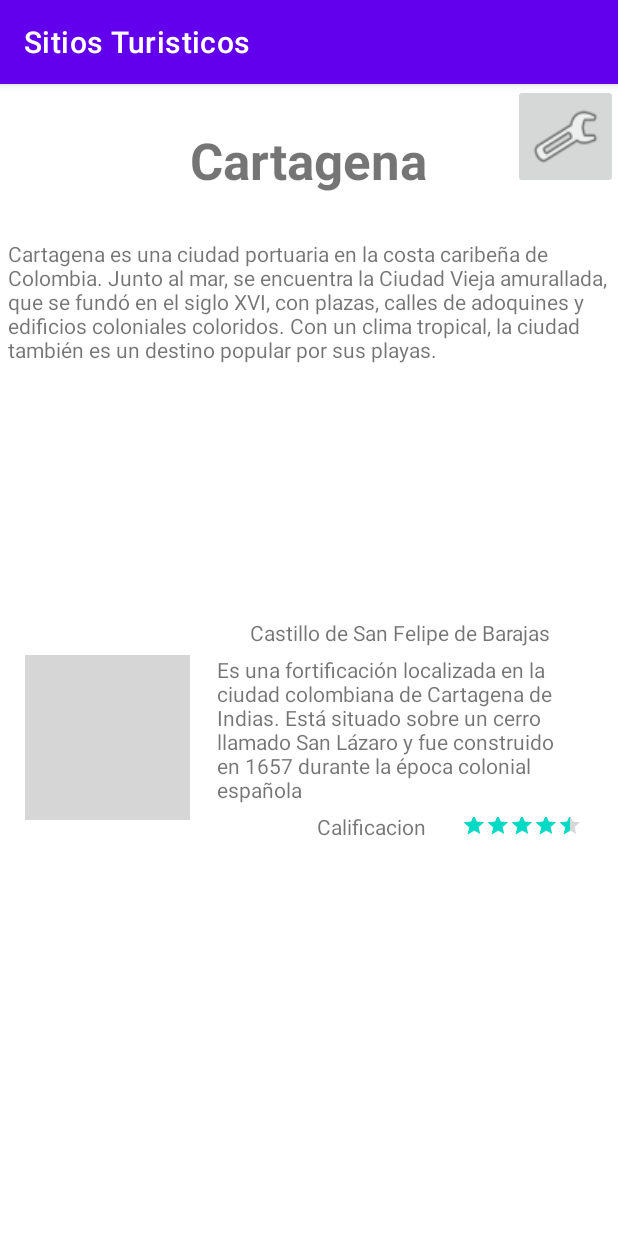
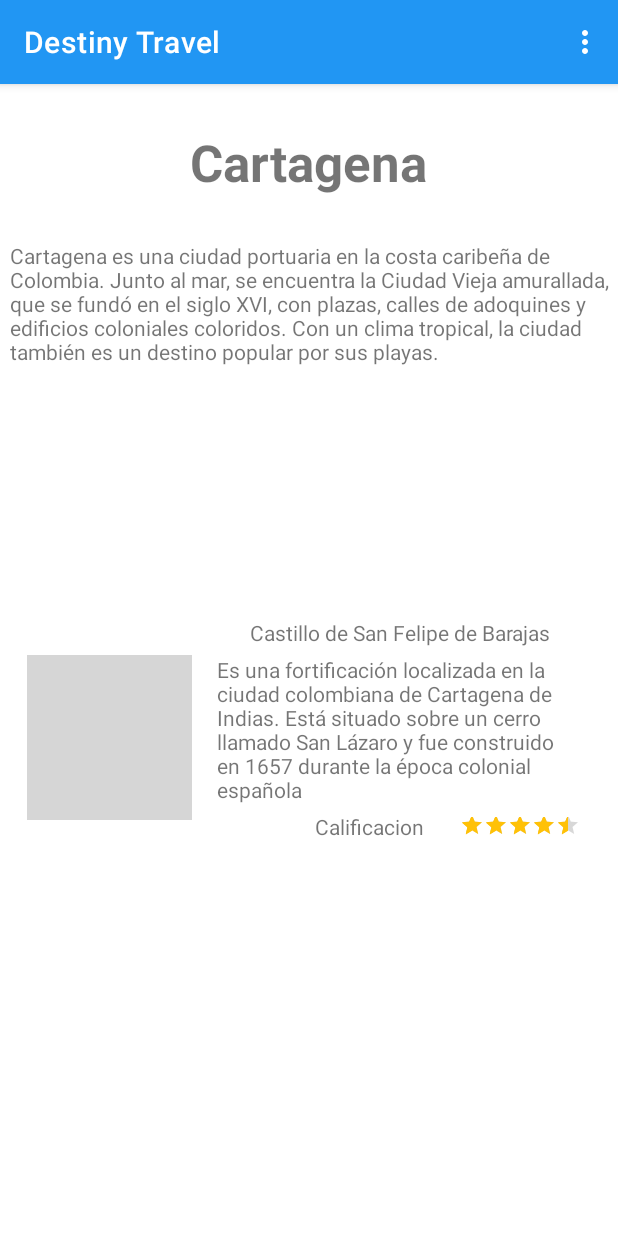
Before and after one commit to JuanEsteban05/SitiosTuristicos, an Android app: the screen it shows after launch (MainActivity), on a phone screen of 412 x 824 dp. Run offline under Robolectric (Android 15) with nearby library versions, the phone set to English and light mode, and no system bars; our stand-ins replace Picasso; grey boxes are pictures that could not be loaded.

Commit message:
cambios a fragmentos

```diff
--- /dev/null
+++ b/app/src/main/java/com/example/sitiosturisticos/ListFragment.kt
@@ -0,0 +1,62 @@
+package com.example.sitiosturisticos
+
+import android.os.Bundle
+import androidx.fragment.app.Fragment
+import android.view.LayoutInflater
+import android.view.View
+import android.view.ViewGroup
+import androidx.navigation.fragment.findNavController
+import androidx.recyclerview.widget.LinearLayoutManager
+import com.example.sitiosturisticos.databinding.FragmentListBinding
+import com.example.sitiosturisticos.model.Poi
+import com.example.sitiosturisticos.model.PoiItem
+import com.google.gson.Gson
+
+class ListFragment : Fragment() {
+
+    private lateinit var listBinding: FragmentListBinding
+    private lateinit var  lugares : ArrayList<PoiItem>
+    private lateinit var listaPoi: Lista_poi
+
+
+    override fun onCreateView(
+        inflater: LayoutInflater, container: ViewGroup?,
+        savedInstanceState: Bundle?
+    ): View {
+       listBinding = FragmentListBinding.inflate(inflater, container, false)
+        return listBinding.root
+    }
+
+    override fun onViewCreated(view: View, savedInstanceState: Bundle?) {
+        super.onViewCreated(view, savedInstanceState)
+        (activity as MainActivity?)?.hideIcon()
+
+        lugares = loadMockLugaresFromJson()
+
+        listaPoi = Lista_poi(lugares, onItemClicked = {onPoiClicked(it)})
+
+        listBinding.lugaresRecycleView.apply {
+            layoutManager = LinearLayoutManager(context)
+            adapter=listaPoi
+            setHasFixedSize(false)
+        }
+        //recyclerView.adapter = adapter
+    }
+
+    private fun onPoiClicked(poi: PoiItem) {
+        findNavController().navigate(ListFragmentDirections.actionListFragmentToDetailFragment(poi))
+    }
+
+    private fun loadMockLugaresFromJson(): ArrayList<PoiItem> {
+
+        var lugaresString: String = context?.assets?.open("sitiosTuristicos.json")?.bufferedReader().use{it!!.readText()}
+        //lamda
+        val gson = Gson()
+        val lugar= gson.fromJson(lugaresString, Poi::class.java)
+
+        return lugar
+
+    }
+
+
+}
--- a/app/src/main/java/com/example/sitiosturisticos/Lista_poi.kt
+++ b/app/src/main/java/com/example/sitiosturisticos/Lista_poi.kt
@@ -1,18 +1,18 @@
 package com.example.sitiosturisticos
 
-import android.content.Intent
 import android.view.LayoutInflater
 import android.view.View
 import android.view.ViewGroup
 import android.widget.ImageView
 import android.widget.TextView
 import android.widget.RatingBar
-import android.os.Bundle
 import androidx.recyclerview.widget.RecyclerView
 import com.example.sitiosturisticos.model.PoiItem
 import com.squareup.picasso.Picasso
 
-class Lista_poi ( private  val poiList :ArrayList<PoiItem>)
+class Lista_poi (private  val poiList :ArrayList<PoiItem>,
+                 private val onItemClicked:(PoiItem)->Unit
+)
     : RecyclerView.Adapter<Lista_poi.ViewHolder> (){
 
     override fun onCreateViewHolder(parent: ViewGroup, viewType: Int): ViewHolder {
@@ -22,6 +22,7 @@ class Lista_poi ( private  val poiList :ArrayList<PoiItem>)
 
     override fun onBindViewHolder(holder: ViewHolder, position: Int) {
         val lugar=poiList[position]
+        holder.itemView.setOnClickListener{onItemClicked(poiList[position])}
         holder.bind(lugar)
     }
 
@@ -41,7 +42,7 @@ class Lista_poi ( private  val poiList :ArrayList<PoiItem>)
             Picasso.get().load(lugar.imagen).into(pictureView)
 
 
-
+/*
             itemView.setOnClickListener{
                 val intent = Intent(itemView.context, DatosPoi::class.java)
                 val bundle = Bundle()
@@ -50,7 +51,8 @@ class Lista_poi ( private  val poiList :ArrayList<PoiItem>)
 
                 intent.putExtras(bundle)
                 itemView.context.startActivity(intent)
-            }
+            }*/
         }
+
     }
 }
--- a/app/src/main/java/com/example/sitiosturisticos/MainActivity.kt
+++ b/app/src/main/java/com/example/sitiosturisticos/MainActivity.kt
@@ -1,78 +1,55 @@
 package com.example.sitiosturisticos
 
-import android.content.Intent
 import androidx.appcompat.app.AppCompatActivity
 import android.os.Bundle
 import android.view.Menu
 import android.view.MenuInflater
 import android.view.MenuItem
-import android.widget.ImageButton
+import androidx.appcompat.app.ActionBar
 import androidx.fragment.app.FragmentManager
 import androidx.fragment.app.FragmentTransaction
-import androidx.recyclerview.widget.LinearLayoutManager
-import androidx.recyclerview.widget.RecyclerView
-import com.example.sitiosturisticos.model.Poi
-import com.example.sitiosturisticos.model.PoiItem
-import com.google.gson.Gson
 
-private lateinit var  lugares : ArrayList<PoiItem>
 
 class MainActivity : AppCompatActivity() {
     override fun onCreate(savedInstanceState: Bundle?) {
         super.onCreate(savedInstanceState)
         setContentView(R.layout.activity_main)
+    }
 
 
 
-        val buttonConfig = findViewById<ImageButton>(R.id.imageButtonConfig)
-        buttonConfig.setOnClickListener{
-            intent = Intent(this, Notificaciones::class.java)
-            startActivity(intent)
-        }
-        val recyclerView = findViewById<RecyclerView>(R.id.lugares_recycle_view)
-
-        recyclerView.layoutManager = LinearLayoutManager(this)
-
-
-
-        lugares = loadMockLugaresFromJson()
-
-        val adapter = Lista_poi(lugares)
-        recyclerView.adapter = adapter
-
-
-
-    }
-
-    private fun loadMockLugaresFromJson(): ArrayList<PoiItem> {
-        var lugaresString: String = applicationContext.assets.open("sitiosTuristicos.json").bufferedReader().use{it.readText()}
-        val gson = Gson()
-        val lugar= gson.fromJson(lugaresString, Poi::class.java)
-
-        return lugar
-
-
-
-    }
-/*
     override fun onCreateOptionsMenu(menu: Menu?): Boolean {
-        val inflater: MenuInflater= menuInflater
+        val inflater: MenuInflater = menuInflater
         inflater.inflate(R.menu.menu_overflow,menu)
         return true
     }
     override fun onOptionsItemSelected(item: MenuItem): Boolean {
 
         val fm : FragmentManager = supportFragmentManager
-        val ft : FragmentTransaction=fm.beginTransaction()
+        val ft : FragmentTransaction =fm.beginTransaction()
 
         return when (item.itemId){
             R.id.menu_preferencias -> {
                 val fragmentSettings = SettingsFragment()
                 ft.replace(R.id.fragmentContainerView,fragmentSettings).commit()
+                ft.addToBackStack(null)
                 true
-            }else -> return true
+            }
+            android.R.id.home->{
+                onBackPressed()
+                true
+            }
+            else -> return true
         }
-    }*/
+    }
+    fun showIcon(){
+        val actionBar: ActionBar? = supportActionBar
+        actionBar?.setDisplayHomeAsUpEnabled(true)
+    }
+    fun hideIcon(){
+        val actionBar: ActionBar?=supportActionBar
+        actionBar?.setDisplayHomeAsUpEnabled(false)
+    }
 
 
 }
--- a/app/src/main/java/com/example/sitiosturisticos/model/PoiItem.kt
+++ b/app/src/main/java/com/example/sitiosturisticos/model/PoiItem.kt
@@ -22,4 +22,5 @@ data class PoiItem(
     @SerializedName("ubicacion")
     val ubicacion: String
 ):Serializable{
+
 }
--- a/app/src/main/res/layout/activity_main.xml
+++ b/app/src/main/res/layout/activity_main.xml
@@ -6,61 +6,19 @@
     android:layout_height="match_parent"
     tools:context=".MainActivity">
 
-    <TextView
-        android:id="@+id/idTitulo"
-        android:layout_width="wrap_content"
-        android:layout_height="wrap_content"
-        android:layout_marginTop="28dp"
-        android:text="Cartagena"
-        android:textSize="34sp"
-        android:textStyle="bold"
-        app:layout_constraintEnd_toEndOf="parent"
-        app:layout_constraintStart_toStartOf="parent"
-        app:layout_constraintTop_toTopOf="parent" />
-
-    <TextView
-        android:id="@+id/textView37"
-        android:layout_width="wrap_content"
-        android:layout_height="wrap_content"
-        android:layout_marginLeft="10dp"
-        android:layout_marginTop="30dp"
-        android:text="@string/descripcion_ciudad"
-        app:layout_constraintEnd_toEndOf="parent"
-        app:layout_constraintStart_toStartOf="parent"
-        app:layout_constraintTop_toBottomOf="@+id/idTitulo" />
-
-    <ScrollView
-        android:layout_width="match_parent"
-        android:layout_height="wrap_content"
+    <androidx.fragment.app.FragmentContainerView
+        android:id="@+id/fragmentContainerView"
+        android:name="androidx.navigation.fragment.NavHostFragment"
+        android:layout_width="0dp"
+        android:layout_height="0dp"
+        android:layout_marginStart="1dp"
+        android:layout_marginTop="1dp"
+        android:layout_marginEnd="1dp"
+        android:layout_marginBottom="1dp"
+        app:defaultNavHost="true"
         app:layout_constraintBottom_toBottomOf="parent"
         app:layout_constraintEnd_toEndOf="parent"
         app:layout_constraintStart_toStartOf="parent"
-        app:layout_constraintTop_toBottomOf="@+id/textView37">
-
-        <LinearLayout
-            android:layout_width="match_parent"
-            android:layout_height="wrap_content"
-            android:orientation="vertical">
-
-            <androidx.recyclerview.widget.RecyclerView
-                android:id="@+id/lugares_recycle_view"
-                android:layout_width="match_parent"
-                android:layout_height="277dp"
-                tools:listitem="@layout/activity_sitio_turistico" />
-        </LinearLayout>
-    </ScrollView>
-
-    <ImageButton
-        android:id="@+id/imageButtonConfig"
-        android:layout_width="70dp"
-        android:layout_height="70dp"
-        android:scaleType="fitXY"
-        app:layout_constraintEnd_toEndOf="parent"
         app:layout_constraintTop_toTopOf="parent"
-        app:srcCompat="@android:drawable/ic_menu_manage"
-        tools:ignore="SpeakableTextPresentCheck" />
-
-
-
-
+        app:navGraph="@navigation/mobile_navigation" />
 </androidx.constraintlayout.widget.ConstraintLayout>
--- /dev/null
+++ b/app/src/main/res/layout/fragment_list.xml
@@ -0,0 +1,54 @@
+<?xml version="1.0" encoding="utf-8"?>
+<androidx.constraintlayout.widget.ConstraintLayout xmlns:android="http://schemas.android.com/apk/res/android"
+    xmlns:app="http://schemas.android.com/apk/res-auto"
+    xmlns:tools="http://schemas.android.com/tools"
+    android:layout_width="match_parent"
+    android:layout_height="match_parent"
+    tools:context=".ListFragment">
+
+    <TextView
+        android:id="@+id/idTitulo"
+        android:layout_width="wrap_content"
+        android:layout_height="wrap_content"
+        android:layout_marginTop="28dp"
+        android:text="Cartagena"
+        android:textSize="34sp"
+        android:textStyle="bold"
+        app:layout_constraintEnd_toEndOf="parent"
+        app:layout_constraintStart_toStartOf="parent"
+        app:layout_constraintTop_toTopOf="parent" />
+
+    <TextView
+        android:id="@+id/textView37"
+        android:layout_width="wrap_content"
+        android:layout_height="wrap_content"
+        android:layout_marginLeft="10dp"
+        android:layout_marginTop="30dp"
+        android:text="@string/descripcion_ciudad"
+        app:layout_constraintEnd_toEndOf="parent"
+        app:layout_constraintStart_toStartOf="parent"
+        app:layout_constraintTop_toBottomOf="@+id/idTitulo" />
+
+    <ScrollView
+        android:layout_width="match_parent"
+        android:layout_height="wrap_content"
+        app:layout_constraintBottom_toBottomOf="parent"
+        app:layout_constraintEnd_toEndOf="parent"
+        app:layout_constraintStart_toStartOf="parent"
+        app:layout_constraintTop_toBottomOf="@+id/textView37">
+
+        <LinearLayout
+            android:layout_width="match_parent"
+            android:layout_height="wrap_content"
+            android:orientation="vertical">
+
+            <androidx.recyclerview.widget.RecyclerView
+                android:id="@+id/lugares_recycle_view"
+                android:layout_width="match_parent"
+                android:layout_height="277dp"
+                tools:listitem="@layout/activity_sitio_turistico" />
+        </LinearLayout>
+    </ScrollView>
+
+
+</androidx.constraintlayout.widget.ConstraintLayout>
--- /dev/null
+++ b/app/src/main/res/navigation/mobile_navigation.xml
@@ -0,0 +1,36 @@
+<?xml version="1.0" encoding="utf-8"?>
+<navigation xmlns:android="http://schemas.android.com/apk/res/android"
+    xmlns:app="http://schemas.android.com/apk/res-auto"
+    xmlns:tools="http://schemas.android.com/tools"
+    android:id="@+id/mobile_navigation"
+    app:startDestination="@id/listFragment">
+
+    <fragment
+        android:id="@+id/listFragment"
+        android:name="com.example.sitiosturisticos.ListFragment"
+        android:label="fragment_list"
+        tools:layout="@layout/fragment_list" >
+        <action
+            android:id="@+id/action_listFragment_to_settingsFragment"
+            app:destination="@id/settingsFragment" />
+        <action
+            android:id="@+id/action_listFragment_to_detailFragment"
+            app:destination="@id/detailFragment" />
+    </fragment>
+    <fragment
+        android:id="@+id/settingsFragment"
+        android:name="com.example.sitiosturisticos.SettingsFragment"
+        android:label="SettingsFragment" />
+    <fragment
+        android:id="@+id/detailFragment"
+        android:name="com.example.sitiosturisticos.DetailFragment"
+        android:label="fragment_detail"
+        tools:layout="@layout/fragment_detail" >
+        <action
+            android:id="@+id/action_detailFragment_to_settingsFragment"
+            app:destination="@id/settingsFragment" />
+        <argument
+            android:name="poi"
+            app:argType="com.example.sitiosturisticos.model.PoiItem" />
+    </fragment>
+</navigation>
--- a/app/src/main/res/values/colors.xml
+++ b/app/src/main/res/values/colors.xml
@@ -7,4 +7,10 @@
     <color name="teal_700">#FF018786</color>
     <color name="black">#FF000000</color>
     <color name="white">#FFFFFFFF</color>
+
+    <color name="primary">#2196F3</color>
+    <color name="primary_dark">#1976D2</color>
+    <color name="primary_light">#BBDEFB</color>
+    <color name="accent">#FFC107</color>
+
 </resources>
--- a/app/src/main/res/values/themes.xml
+++ b/app/src/main/res/values/themes.xml
@@ -2,11 +2,11 @@
     <!-- Base application theme. -->
     <style name="Theme.SitiosTuristicos" parent="Theme.MaterialComponents.DayNight.DarkActionBar">
         <!-- Primary brand color. -->
-        <item name="colorPrimary">@color/purple_500</item>
-        <item name="colorPrimaryVariant">@color/purple_700</item>
+        <item name="colorPrimary">@color/primary</item>
+        <item name="colorPrimaryVariant">@color/primary_dark</item>
         <item name="colorOnPrimary">@color/white</item>
         <!-- Secondary brand color. -->
-        <item name="colorSecondary">@color/teal_200</item>
+        <item name="colorSecondary">@color/accent</item>
         <item name="colorSecondaryVariant">@color/teal_700</item>
         <item name="colorOnSecondary">@color/black</item>
         <!-- Status bar color. -->
--- a/build.gradle
+++ b/build.gradle
@@ -5,8 +5,10 @@ buildscript {
         mavenCentral()
     }
     dependencies {
+
         classpath "com.android.tools.build:gradle:7.0.3"
         classpath 'org.jetbrains.kotlin:kotlin-gradle-plugin:1.6.0'
+        classpath 'androidx.navigation:navigation-safe-args-gradle-plugin:2.3.5'
 
         // NOTE: Do not place your application dependencies here; they belong
         // in the individual module build.gradle files
```
Also changed, not shown: app/build.gradle (+7 -0 lines), app/src/main/AndroidManifest.xml (+1 -6 lines), app/src/main/java/com/example/sitiosturisticos/DatosPoi.kt (deleted, +0 -59 lines), app/src/main/java/com/example/sitiosturisticos/DetailFragment.kt (added, +49 -0 lines), app/src/main/java/com/example/sitiosturisticos/Notificaciones.kt (deleted, +0 -19 lines), app/src/main/java/com/example/sitiosturisticos/SettingsFragment.kt (+11 -4 lines), app/src/main/res/layout/activity_notificaciones.xml (deleted, +0 -85 lines), app/src/main/res/layout/fragment_detail.xml (renamed from app/src/main/res/layout/activity_datos_poi.xml, +3 -27 lines), app/src/main/res/values/strings.xml (+5 -5 lines), gradle.properties (line endings or trailing spaces).
